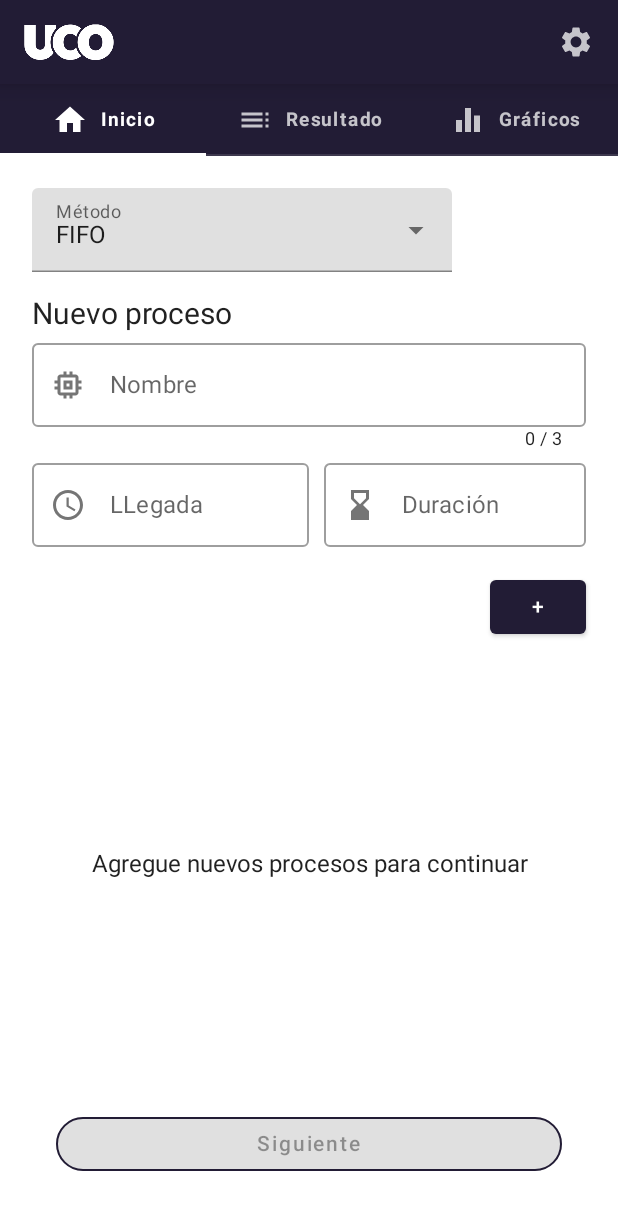
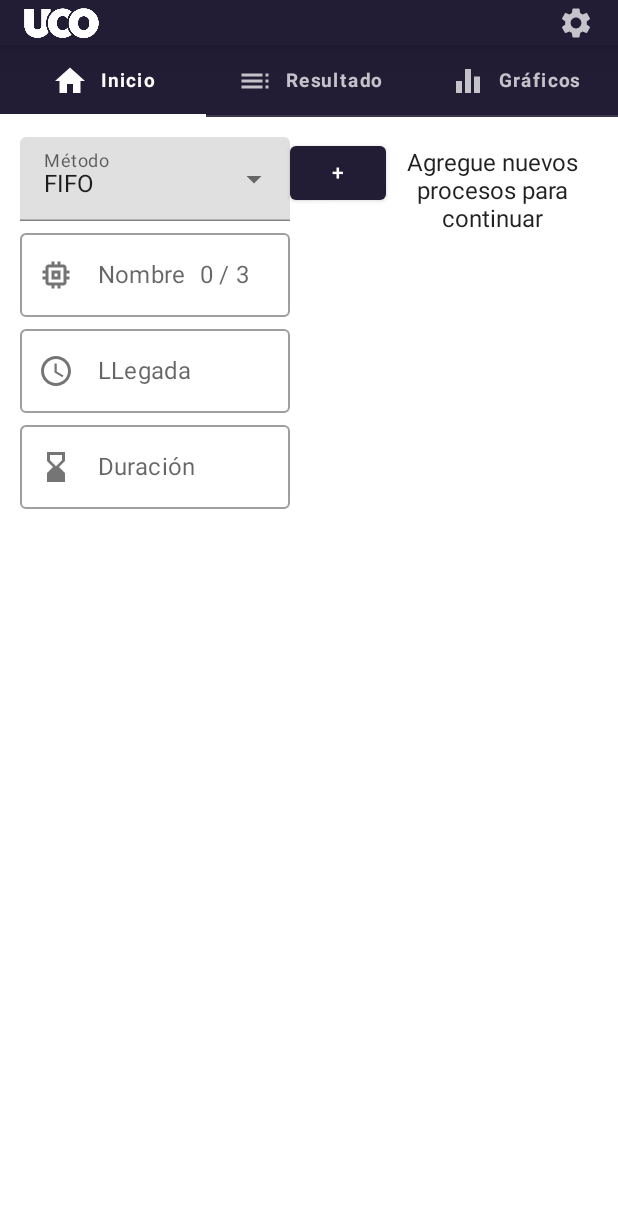
Before and after one commit to Euskindar/TFG, an Android app built with Jetpack Compose: the screen it shows after launch (MainActivity), on a phone screen of 412 x 824 dp. Shown: the top 1210 px of the screen. Run offline under Robolectric (Android 15) with nearby library versions, the phone set to English and light mode, and no system bars; our stand-ins replace accompanist.

Commit message:
Comienzo con los cambios para la app en Horizontal

```diff
--- a/CpuSchedulerApp/app/src/main/java/com/i72pehej/cpuschedulerapp/usecases/home/HomeScreen.kt
+++ b/CpuSchedulerApp/app/src/main/java/com/i72pehej/cpuschedulerapp/usecases/home/HomeScreen.kt
@@ -33,7 +33,6 @@ import androidx.compose.runtime.remember
 import androidx.compose.runtime.setValue
 import androidx.compose.ui.Alignment
 import androidx.compose.ui.Alignment.Companion.CenterHorizontally
-import androidx.compose.ui.Alignment.Companion.End
 import androidx.compose.ui.ExperimentalComposeUiApi
 import androidx.compose.ui.Modifier
 import androidx.compose.ui.platform.LocalFocusManager
@@ -51,6 +50,7 @@ import com.i72pehej.cpuschedulerapp.usecases.algorithms.algoritmoFifo
 import com.i72pehej.cpuschedulerapp.usecases.common.CommonRoundedButton
 import com.i72pehej.cpuschedulerapp.usecases.common.CommonScaffold
 import com.i72pehej.cpuschedulerapp.util.Proceso
+import com.i72pehej.cpuschedulerapp.util.anchuraCampoFormulario
 import com.i72pehej.cpuschedulerapp.util.crearProceso
 import com.i72pehej.cpuschedulerapp.util.extensions.ConfirmacionBackPress
 import com.i72pehej.cpuschedulerapp.util.extensions.TablaProcesos
@@ -104,35 +104,30 @@ fun HomeScreen(
 @Composable
 fun ContenidoHome() {
     // Contenedor padre de los elementos a mostrar en la pagina
-    Column(
+    Row(
         modifier = Modifier
             .fillMaxSize()
             .padding(5.dp),
-        horizontalAlignment = CenterHorizontally
+        verticalAlignment = Alignment.CenterVertically
     ) {
         // Contenedor de los elementos principales
-        Column(
-            verticalArrangement = Arrangement.SpaceBetween,
+        Row(
+            horizontalArrangement = Arrangement.SpaceBetween,
             modifier = Modifier
                 .fillMaxHeight()
-                .padding(16.dp)
+                .padding(8.dp)
         ) {
             // Creamos el formulario de ingreso de procesos, y le pasamos una función que se llamará cuando se agregue un proceso
             FormularioProceso { proceso -> listaDeProcesosGlobal.add(proceso) }
 
-            // Agregamos un espacio en blanco para separar el formulario de la tabla de procesos
-            Spacer(modifier = Modifier.height(16.dp))
-
             // Creamos la tabla de procesos, y le pasamos la lista de procesos
             TablaProcesos(procesos = listaDeProcesosGlobal)
 
-            Spacer(modifier = Modifier.height(16.dp))
-
             // Agregamos el botón "Siguiente" que llame a la funcion correspondiente al metodo seleccionado
-            Row(
+            Column(
                 modifier = Modifier.weight(1f, false),
-                verticalAlignment = Alignment.Bottom,
-                horizontalArrangement = Arrangement.End
+                horizontalAlignment = Alignment.End,
+                verticalArrangement = Arrangement.Bottom
             ) {
                 CommonRoundedButton(
                     text = stringResource(id = R.string.common_buttonNext),
@@ -250,6 +245,7 @@ fun FormularioProceso(onSubmit: (Proceso) -> Unit) {
 
         // Menu desplegable para seleccion de algoritmo
         ExposedDropdownMenuBox(
+            modifier = Modifier.width(anchuraCampoFormulario.dp),
             expanded = expandir,
             onExpandedChange = { expandir = !expandir }
         ) {
@@ -257,7 +253,7 @@ fun FormularioProceso(onSubmit: (Proceso) -> Unit) {
                 readOnly = true,
                 value = algoritmoSeleccionado,
                 onValueChange = { },
-                label = { Text("Método") },
+                label = { Text("Método", fontSize = 12.sp) },
                 trailingIcon = { ExposedDropdownMenuDefaults.TrailingIcon(expanded = expandir) },
                 colors = ExposedDropdownMenuDefaults.textFieldColors()
             )
@@ -279,20 +275,24 @@ fun FormularioProceso(onSubmit: (Proceso) -> Unit) {
             }
         }
 
-        Spacer(modifier = Modifier.height(16.dp))
-
-        // Agregamos un titulo al formulario
-        Text(stringResource(id = R.string.nuevo_proceso), fontSize = 20.sp)
-
         // Creamos tres campos de texto para ingresar los datos del proceso
         OutlinedTextField(
             value = nombre,
             onValueChange = {
+                // Control de cantidad de caracteres
                 if (it.length <= 3) nombre = it
-            },    // Control de cantidad de caracteres
-            label = { Text(stringResource(id = R.string.formulario_nombre)) },
+            },
+            label = {
+                Text(text = stringResource(id = R.string.formulario_nombre))
+                // Mensaje visual para que el usuario conozca la cantidad de caracteres permitidos
+                Text(
+                    text = "${nombre.length} / 3",
+                    textAlign = TextAlign.Right,
+                    modifier = Modifier.fillMaxWidth()
+                )
+            },
             keyboardOptions = KeyboardOptions(capitalization = KeyboardCapitalization.Sentences),   // Primera letra en mayuscula
-            modifier = Modifier.fillMaxWidth(),
+            modifier = Modifier.width(anchuraCampoFormulario.dp),
             leadingIcon = {
                 Icon(
                     imageVector = Icons.Default.Memory,
@@ -303,24 +303,13 @@ fun FormularioProceso(onSubmit: (Proceso) -> Unit) {
             isError = errorNombre
         )
 
-        // Mensaje visual para que el usuario conozca la cantidad de caracteres permitidos
-        Text(
-            text = "${nombre.length} / 3",
-            textAlign = TextAlign.End,
-            style = MaterialTheme.typography.caption,
-            modifier = Modifier
-                .fillMaxWidth()
-                .padding(end = 16.dp)
-        )
-
         // Contenedor de los campos de los tiempos
-        Row(Modifier.fillMaxWidth()) {
         OutlinedTextField(
             value = tiempoLlegada,
             onValueChange = { tiempoLlegada = it },
             label = { Text(stringResource(id = R.string.formulario_llegada)) },
             keyboardOptions = KeyboardOptions.Default.copy(keyboardType = KeyboardType.Number),
-                modifier = Modifier.fillMaxWidth(fraction = 0.5f),
+            modifier = Modifier.width(anchuraCampoFormulario.dp),
             leadingIcon = {
                 Icon(
                     imageVector = Icons.Default.Schedule,
@@ -338,7 +327,7 @@ fun FormularioProceso(onSubmit: (Proceso) -> Unit) {
             onValueChange = { duracion = it },
             label = { Text(stringResource(id = R.string.formulario_duracion)) },
             keyboardOptions = KeyboardOptions.Default.copy(keyboardType = KeyboardType.Number),
-                modifier = Modifier.fillMaxWidth(),
+            modifier = Modifier.width(anchuraCampoFormulario.dp),
             leadingIcon = {
                 Icon(
                     imageVector = Icons.Default.HourglassBottom,
@@ -348,7 +337,6 @@ fun FormularioProceso(onSubmit: (Proceso) -> Unit) {
             singleLine = true,
             isError = errorDuracion
         )
-        }
 
         // Mensaje de error
         if (errorFormulario.isNotBlank()) {
@@ -362,6 +350,7 @@ fun FormularioProceso(onSubmit: (Proceso) -> Unit) {
             Spacer(modifier = Modifier.height(16.dp))
         }
 
+    }
     // Control de estado de ejecucion de funcion agregarProceso()
     var procesoAgregado by remember {
         mutableStateOf(false)
@@ -380,7 +369,7 @@ fun FormularioProceso(onSubmit: (Proceso) -> Unit) {
             keyboardController?.hide()
             focusManager.clearFocus()
         },
-            modifier = Modifier.align(End)
+//            modifier = Modifier.align(End)
     ) { Text("+") }
 
     // Si es correcto se agrega el proceso y reinicia estado
@@ -389,4 +378,3 @@ fun FormularioProceso(onSubmit: (Proceso) -> Unit) {
         procesoAgregado = false
     }
 }
-}
--- a/CpuSchedulerApp/app/src/main/java/com/i72pehej/cpuschedulerapp/util/GlobalValues.kt
+++ b/CpuSchedulerApp/app/src/main/java/com/i72pehej/cpuschedulerapp/util/GlobalValues.kt
@@ -21,6 +21,10 @@ const val fadeAnimationSpeed = 300
 const val buttonCornerRadius = 50
 const val buttonBorderWith = 1
 const val buttonDefaultPadding = 16
+
+// ==============================================================
+// Valores para la anchura de los campos del formulario
+const val anchuraCampoFormulario = 180
 
 // ==============================================================
 
```
Also changed, not shown: CpuSchedulerApp/app/src/main/java/com/i72pehej/cpuschedulerapp/usecases/common/CommonScaffold.kt (+3 -99 lines). Lines whose indentation alone changed are shown as unchanged.
